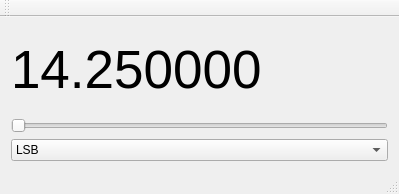
Before: the Qt Designer form KV0S/ghpsdr3/DRadio/mainwindow.ui in TAPR/OpenHPSDR-SVN, drawn with Qt 5.
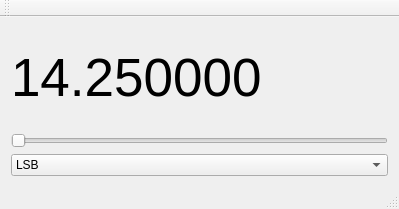
After: the same form once the commit is applied.

```diff
--- a/KV0S/ghpsdr3/DRadio/mainwindow.ui
+++ b/KV0S/ghpsdr3/DRadio/mainwindow.ui
@@ -7,7 +7,7 @@
     <x>0</x>
     <y>0</y>
     <width>399</width>
-    <height>194</height>
+    <height>209</height>
    </rect>
   </property>
   <property name="windowTitle">
@@ -31,6 +31,9 @@
       </item>
       <item>
        <widget class="QSlider" name="horizontalSlider">
+        <property name="maximum">
+         <number>350</number>
+        </property>
         <property name="orientation">
          <enum>Qt::Horizontal</enum>
         </property>
```
